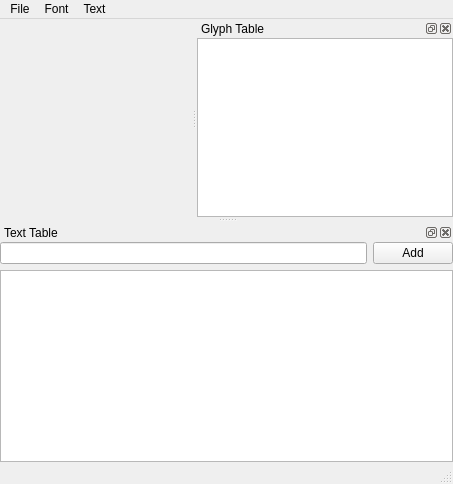
The window that pixelfont/fonteditor.ui (LeStahL/aldi-pixel-font) describes before a commit, drawn with Qt 5.
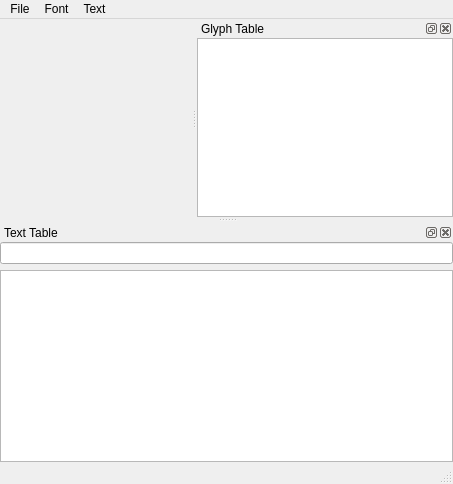
The same window after the commit.

Diff of the .ui file:
```diff
--- a/pixelfont/fonteditor.ui
+++ b/pixelfont/fonteditor.ui
@@ -145,13 +145,6 @@
        <item>
         <widget class="QLineEdit" name="lineEdit"/>
        </item>
-       <item>
-        <widget class="QPushButton" name="pushButton">
-         <property name="text">
-          <string>Add</string>
-         </property>
-        </widget>
-       </item>
       </layout>
      </item>
      <item>
```
Left out of the diff: 2 changed lines with no effect on the pictures.
